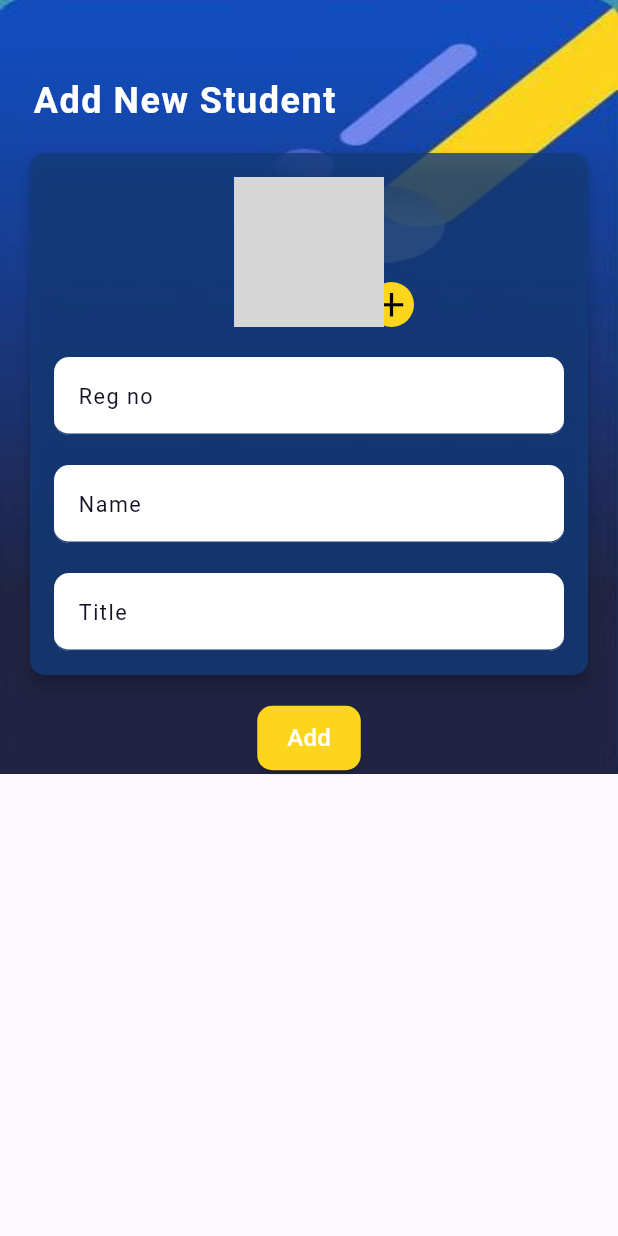
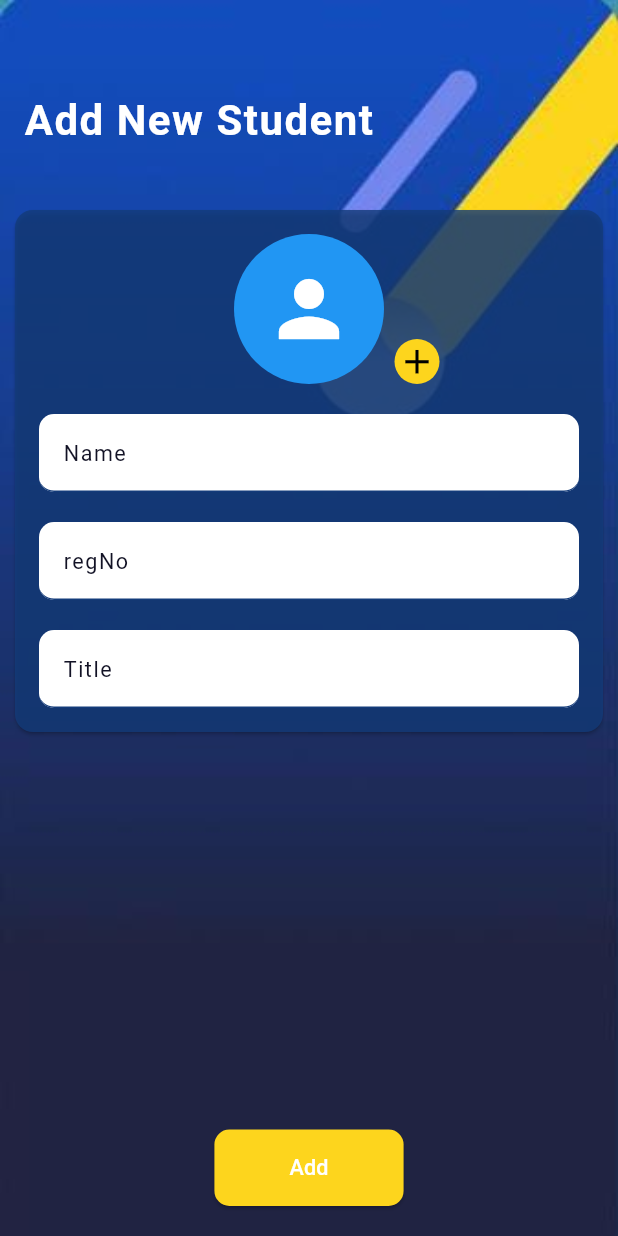
Before and after one commit to ArhamSE2002/codes_thinkers, a Flutter app: the Newstudent1 screen opened directly, on a phone screen of 412 x 824 dp. Run offline on Flutter 3.47's test engine with Material 3 defaults, Android fonts, the phone set to English and light mode, and no system bars; our stand-ins replace auto_size_text, cloud_firestore, curved_navigation_bar, firebase_auth, firebase_core, firebase_storage and 4 more; accounts and stored records are empty; grey boxes are pictures that could not be loaded.

```diff
--- a/lib/screens/admin/students/new_studentfee.dart
+++ b/lib/screens/admin/students/new_studentfee.dart
@@ -1,4 +1,5 @@
 import 'dart:io';
+import 'package:codes_thinkers/screens/admin/attendance/attendancestudent.dart';
 import 'package:codes_thinkers/screens/admin/students/srudent_fee.dart';
 import 'package:flutter/material.dart';
 import 'package:image_picker/image_picker.dart';
@@ -44,36 +45,35 @@ class _NewstudentState extends State<Newstudent1> {
   @override
   Widget build(BuildContext context) {
     return BackgroundScaffold(
-      body: Stack(
-        children: [
-          SingleChildScrollView(
-            child: Column(
+      body: Stack(children: [
+        Column(
           children: [
             Row(
               children: [
                 Container(
-                      margin: const EdgeInsets.only(top: 50, left: 22),
+                  margin: const EdgeInsets.only(top: 30),
+                  child: Container(
+                    margin: const EdgeInsets.only(top: 30),
                     child: const Text(
-                        'Add New Student',
+                      '  Add New Student',
                       style: TextStyle(
                         color: Colors.white,
-                          fontSize: 30,
+                        fontSize: 35,
                         fontStyle: FontStyle.normal,
                         fontWeight: FontWeight.bold,
                         fontFamily: 'Roboto',
                       ),
                     ),
                   ),
+                )
               ],
             ),
-                const SizedBox(height: 10),
-                Card(
+            const SizedBox(height: 20),
+            Expanded(
+              child: SingleChildScrollView(
+                child: Card(
                   margin:
-                      const EdgeInsets.symmetric(horizontal: 20, vertical: 8),
-                  elevation: 4,
-                  shape: RoundedRectangleBorder(
-                    borderRadius: BorderRadius.circular(10),
-                  ),
+                      const EdgeInsets.symmetric(horizontal: 10, vertical: 20),
                   child: Padding(
                     padding: const EdgeInsets.all(16.0),
                     child: Column(
@@ -83,30 +83,36 @@ class _NewstudentState extends State<Newstudent1> {
                             Center(
                               child: GestureDetector(
                                 onTap: _pickImage,
-                                child: CircleAvatar(
-                                  radius: 50,
-                                  backgroundColor: Colors.blue,
-                                  backgroundImage: _profileImage != null
-                                      ? FileImage(_profileImage!)
-                                      : const AssetImage(
-                                              'assets/images/default_person.png')
-                                          as ImageProvider,
-                                  child: _profileImage == null
-                                      ? const Icon(
+                                child: ClipRRect(
+                                  borderRadius: BorderRadius.circular(100),
+                                  child: _profileImage != null
+                                      ? Image.file(
+                                          _profileImage!,
+                                          width: 100,
+                                          height: 100,
+                                          fit: BoxFit.cover,
+                                        )
+                                      : Container(
+                                          width: 100,
+                                          height: 100,
+                                          color: Colors.blue,
+                                          child: const Icon(
                                             Icons.person,
                                             size: 60,
                                             color: Colors.white,
-                                        )
-                                      : null,
+                                          ),
+                                        ),
                                 ),
                               ),
                             ),
                             Positioned(
-                              right: 100,
+                              right: 0,
                               bottom: 0,
                               child: GestureDetector(
                                 onTap: _pickImage,
-                                child: const CircleAvatar(
+                                child: const Padding(
+                                  padding: EdgeInsets.only(top: 15, right: 93),
+                                  child: CircleAvatar(
                                     backgroundColor: Color(0xFFFDD51D),
                                     radius: 15,
                                     child: Icon(
@@ -117,15 +123,8 @@ class _NewstudentState extends State<Newstudent1> {
                                   ),
                                 ),
                               ),
+                            ),
                           ],
-                        ),
-                        const SizedBox(height: 20),
-                        TextFormField(
-                          controller: _regnoController,
-                          decoration: const InputDecoration(
-                            labelText: 'Reg no',
-                            border: OutlineInputBorder(),
-                          ),
                         ),
                         const SizedBox(height: 20),
                         TextFormField(
@@ -139,15 +138,26 @@ class _NewstudentState extends State<Newstudent1> {
                         TextFormField(
                           controller: _titleController,
                           decoration: const InputDecoration(
+                            labelText: 'regNo',
+                            border: OutlineInputBorder(),
+                          ),
+                        ),
+                        const SizedBox(height: 20),
+                        TextFormField(
+                          controller: _regnoController,
+                          decoration: const InputDecoration(
                             labelText: 'Title',
                             border: OutlineInputBorder(),
                           ),
+                          minLines: 1,
+                          maxLines: 2,
                         ),
                       ],
                     ),
                   ),
                 ),
-                const SizedBox(height: 10),
+              ),
+            ),
             ElevatedButton(
               onPressed: () {
                 Navigator.push(
@@ -157,10 +167,8 @@ class _NewstudentState extends State<Newstudent1> {
                 );
               },
               style: ElevatedButton.styleFrom(
-                    padding: const EdgeInsets.symmetric(
-                      horizontal: 20,
-                      vertical: 10,
-                    ),
+                padding:
+                    const EdgeInsets.symmetric(horizontal: 50, vertical: 15),
                 backgroundColor: const Color(0xFFFDD51D),
                 shape: RoundedRectangleBorder(
                   borderRadius: BorderRadius.circular(10),
@@ -168,14 +176,13 @@ class _NewstudentState extends State<Newstudent1> {
               ),
               child: const Text(
                 'Add',
-                    style: TextStyle(fontSize: 20, color: Colors.white),
+                style: TextStyle(fontSize: 18, color: Colors.white),
               ),
             ),
+            const SizedBox(height: 20),
           ],
         ),
-          ),
-        ],
-      ),
+      ]),
     );
   }
 }
```
Lines whose indentation alone changed are shown as unchanged.
